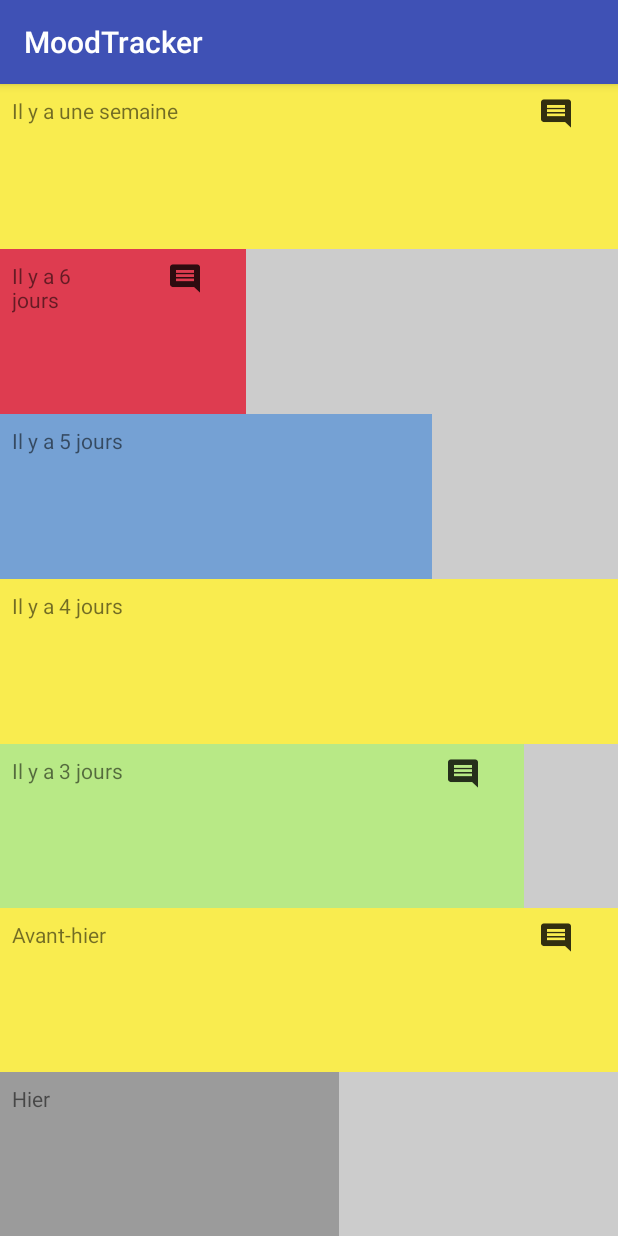
After one commit to ACVivant/MoodTracker, an Android app: the HistoryActivity screen opened directly, with no data from a screen before it, on a phone screen of 412 x 824 dp. The commit adds this screen. Run offline under Robolectric (Android 15) with nearby library versions, the phone set to English and light mode, and no system bars.

Commit message:
mise en place du layout activity_history pour l'affichage de l'historique

```diff
--- a/app/build.gradle
+++ b/app/build.gradle
@@ -21,6 +21,8 @@ android {
 dependencies {
     implementation fileTree(dir: 'libs', include: ['*.jar'])
     implementation 'com.android.support:appcompat-v7:28.0.0'
+    implementation 'com.android.support:design:28.0.0'
+    implementation 'com.android.support:support-v4:28.0.0'
     implementation 'com.android.support.constraint:constraint-layout:1.1.3'
     implementation 'com.android.support:support-v4:28.0.0'
     implementation 'com.github.castorflex.verticalviewpager:library:19.0.1'
--- a/app/src/main/AndroidManifest.xml
+++ b/app/src/main/AndroidManifest.xml
@@ -16,6 +16,7 @@
                 <category android:name="android.intent.category.LAUNCHER" />
             </intent-filter>
         </activity>
+        <activity android:name=".HistoryActivity"></activity>
     </application>
 
 </manifest>
--- /dev/null
+++ b/app/src/main/java/com/vivant/annecharlotte/moodtracker/HistoryActivity.java
@@ -0,0 +1,13 @@
+package com.vivant.annecharlotte.moodtracker;
+
+import android.support.v7.app.AppCompatActivity;
+import android.os.Bundle;
+
+public class HistoryActivity extends AppCompatActivity {
+
+    @Override
+    protected void onCreate(Bundle savedInstanceState) {
+        super.onCreate(savedInstanceState);
+        setContentView(R.layout.activity_history);
+    }
+}
--- a/app/src/main/java/com/vivant/annecharlotte/moodtracker/MainActivity.java
+++ b/app/src/main/java/com/vivant/annecharlotte/moodtracker/MainActivity.java
@@ -32,7 +32,7 @@ import java.util.Locale;
 
 import fr.castorflex.android.verticalviewpager.VerticalViewPager;
 
-public class MainActivity extends AppCompatActivity  {
+public class MainActivity extends AppCompatActivity implements SmileyFragment.OnButtonClickedListener  {
 
     private String NOTE_KEY;
     private String SMILEY_KEY;
@@ -48,6 +48,79 @@ public class MainActivity extends AppCompatActivity  {
         pager.setAdapter(new MyPagerAdapter(getSupportFragmentManager()));
         pager.setCurrentItem(3);
     }
+
+    @Override
+    public void onHistoryClicked() {
+    }
+
+    @Override
+    public void onPieClicked() {
+    }
+
+    @Override
+    public void onCommentClicked(int position) {
+        responseIndex = position;
+
+        View view;
+        AlertDialog.Builder builder = new AlertDialog.Builder(this);
+        view = getLayoutInflater().inflate(R.layout.fragment_my_dialog, null);
+        smileyText = view.findViewById(R.id.frg_my_dialog_note_text_input);
+        builder.setView(view);
+        builder.setPositiveButton(R.string.validate_alertbtn, new DialogInterface.OnClickListener() {
+            @Override
+            public void onClick(DialogInterface dialog, int which) {
+                createKeys();
+                saveToday(smileyText.getText().toString());
+            }
+        });
+
+        builder.setNeutralButton(R.string.dismiss_alertbtn, new DialogInterface.OnClickListener() {
+            @Override
+            public void onClick(DialogInterface dialog, int which) {
+                createKeys();
+                saveToday("");
+            }
+        });
+        builder.create().show();
+    }
+
+    // méthode de sauvegarde de l'humeur et du commentaire
+    public void saveToday(String text) {
+        SharedPreferences preferences = getSharedPreferences("smiley", MODE_PRIVATE);
+        SharedPreferences.Editor editor=preferences.edit();
+        if (text != null) {
+            editor.putString(NOTE_KEY , text);
+        } else {
+            editor.putString(NOTE_KEY, "");
+        }
+        editor.apply();
+        preferences.getString(NOTE_KEY, "défaut");
+
+        Log.d("Bibi", "texte enregistre: " + preferences.getString(NOTE_KEY, "défaut"));
+        Log.d("Bibi", "cle: " + NOTE_KEY);
+
+        editor.putInt(SMILEY_KEY, responseIndex);
+        editor.apply();
+    }
+
+    // récupération de la date du jour et conversion en String
+    public void createKeys() {
+        //---------------------------------------------
+        // à remettre en ligne en dehors des tests
+      /*  Date day = new Date();
+        SimpleDateFormat f = new SimpleDateFormat("yyyyMMdd");
+        String s = f.format(day);
+        NOTE_KEY = "NOTE_KEY_" + s;
+        SMILEY_KEY = "SMILEY_KEY_" + s;*/
+        //-----------------------------------------------
+
+        //--------------------------------------------
+        // pour le test
+        NOTE_KEY = "NOTE_KEY_20181118";
+        SMILEY_KEY = "SMILEY_KEY_20181118";
+        //--------------------------------------------
+    }
+
 
     //----------------------------------------------------------------------------------------------
     // Pour l'affichage des smileys au démarrage
--- /dev/null
+++ b/app/src/main/res/layout/activity_history.xml
@@ -0,0 +1,275 @@
+<?xml version="1.0" encoding="utf-8"?>
+
+<LinearLayout
+    xmlns:android="http://schemas.android.com/apk/res/android"
+    xmlns:tools="http://schemas.android.com/tools"
+    android:layout_width="match_parent"
+    android:layout_height="match_parent"
+    tools:context=".HistoryActivity"
+    android:orientation="vertical"
+    android:background="@color/light_grey">
+
+    <LinearLayout
+        android:id="@+id/activity_history_d7_linearlayout"
+        android:layout_width="match_parent"
+        android:layout_height="match_parent"
+        android:background="@color/banana_yellow"
+        android:layout_weight="1"
+        android:weightSum="1.0">
+
+        <TextView
+            android:id="@+id/activity_history_d7_textview"
+            android:layout_width="0dp"
+            android:layout_height="match_parent"
+            android:layout_weight="0.8"
+            android:text="@string/d7_btn"
+            android:gravity="left"
+            android:padding="8dp"
+            android:textSize="14sp"
+            android:textAllCaps="false"
+            />
+
+        <ImageButton
+            android:id="@+id/activity_history_d7_notebtn"
+            android:layout_width="0dp"
+            android:layout_height="wrap_content"
+            android:layout_weight="0.2"
+            android:src="@drawable/ic_comment_black_48px"
+            android:background="@android:color/transparent"
+            android:padding="10dp"
+            android:visibility="visible" />
+
+        <TextView
+            android:layout_width="0dp"
+            android:layout_height="match_parent"
+            android:layout_weight="0.8"
+            android:background="@color/light_grey"/>
+
+    </LinearLayout>
+
+    <LinearLayout
+        android:id="@+id/activity_history_d6_linearlayout"
+        android:layout_width="match_parent"
+        android:layout_height="match_parent"
+        android:background="@color/faded_red"
+        android:layout_weight="1"
+        android:weightSum="1.0">
+        <TextView
+            android:id="@+id/activity_history_d6_textview"
+            android:layout_width="0dp"
+            android:layout_height="match_parent"
+            android:layout_weight="0.2"
+            android:text="@string/d6_btn"
+            android:gravity="left"
+            android:padding="8dp"
+            android:textSize="14sp"
+            android:textAllCaps="false"
+            />
+
+        <ImageButton
+            android:id="@+id/activity_history_d6_notebtn"
+            android:layout_width="0dp"
+            android:layout_height="wrap_content"
+            android:layout_weight="0.2"
+            android:src="@drawable/ic_comment_black_48px"
+            android:background="@android:color/transparent"
+            android:padding="10dp"
+            android:visibility="visible"/>
+
+        <TextView
+            android:layout_width="0dp"
+            android:layout_height="match_parent"
+            android:layout_weight="0.8"
+            android:background="@color/light_grey"/>
+
+    </LinearLayout>
+
+    <LinearLayout
+        android:id="@+id/activity_history_d5_linearlayout"
+        android:layout_width="match_parent"
+        android:layout_height="match_parent"
+        android:background="@color/cornflower_blue_65"
+        android:layout_weight="1"
+        android:weightSum="1.0">
+        <TextView
+            android:id="@+id/activity_history_d5_textview"
+            android:layout_width="0dp"
+            android:layout_height="match_parent"
+            android:layout_weight="0.5"
+            android:text="@string/d5_btn"
+            android:gravity="left"
+            android:padding="8dp"
+            android:textSize="14sp"
+            android:textAllCaps="false"
+            />
+
+        <ImageButton
+            android:id="@+id/activity_history_d5_notebtn"
+            android:layout_width="0dp"
+            android:layout_height="wrap_content"
+            android:layout_weight="0.2"
+            android:src="@drawable/ic_comment_black_48px"
+            android:background="@android:color/transparent"
+            android:padding="10dp"
+            android:visibility="invisible" />
+
+        <TextView
+            android:layout_width="0dp"
+            android:layout_height="match_parent"
+            android:layout_weight="0.8"
+            android:background="@color/light_grey"/>
+
+    </LinearLayout>
+
+    <LinearLayout
+        android:id="@+id/activity_history_d4_linearlayout"
+        android:layout_width="match_parent"
+        android:layout_height="match_parent"
+        android:background="@color/banana_yellow"
+        android:layout_weight="1"
+        android:weightSum="1.0">
+
+        <TextView
+            android:id="@+id/activity_history_d4_textview"
+            android:layout_width="0dp"
+            android:layout_height="match_parent"
+            android:layout_weight="0.8"
+            android:text="@string/d4_btn"
+            android:gravity="left"
+            android:padding="8dp"
+            android:textSize="14sp"
+            android:textAllCaps="false"
+            />
+        <ImageButton
+            android:id="@+id/activity_history_d4_notebtn"
+            android:layout_width="0dp"
+            android:layout_height="wrap_content"
+            android:layout_weight="0.2"
+            android:src="@drawable/ic_comment_black_48px"
+            android:background="@android:color/transparent"
+            android:padding="10dp"
+            android:visibility="invisible"/>
+
+        <TextView
+            android:layout_width="0dp"
+            android:layout_height="match_parent"
+            android:layout_weight="0.8"
+            android:background="@color/light_grey"/>
+
+    </LinearLayout>
+
+    <LinearLayout
+        android:id="@+id/activity_history_d3_linearlayout"
+        android:layout_width="match_parent"
+        android:layout_height="match_parent"
+        android:background="@color/light_sage"
+        android:layout_weight="1"
+        android:weightSum="1.0">
+
+        <TextView
+            android:id="@+id/activity_history_d3_textview"
+            android:layout_width="0dp"
+            android:layout_height="match_parent"
+            android:layout_weight="0.65"
+            android:text="@string/d3_btn"
+            android:gravity="left"
+            android:padding="8dp"
+            android:textSize="14sp"
+            android:textAllCaps="false"
+            />
+
+        <ImageButton
+            android:id="@+id/activity_history_d3_notebtn"
+            android:layout_width="0dp"
+            android:layout_height="wrap_content"
+            android:layout_weight="0.2"
+            android:src="@drawable/ic_comment_black_48px"
+            android:background="@android:color/transparent"
+            android:padding="10dp"
+            android:visibility="visible" />
+
+        <TextView
+            android:layout_width="0dp"
+            android:layout_height="match_parent"
+            android:layout_weight="0.8"
+            android:background="@color/light_grey"/>
+
+    </LinearLayout>
+
+    <LinearLayout
+        android:id="@+id/activity_history_d2_linearlayout"
+        android:layout_width="match_parent"
+        android:layout_height="match_parent"
+        android:background="@color/banana_yellow"
+        android:layout_weight="1"
+        android:weightSum="1.0">
+
+        <TextView
+            android:id="@+id/activity_history_d2_textview"
+            android:layout_width="0dp"
+            android:layout_height="match_parent"
+            android:layout_weight="0.8"
+            android:text="@string/d2_btn"
+            android:gravity="left"
+            android:padding="8dp"
+            android:textSize="14sp"
+            android:textAllCaps="false"
+            />
+
+        <ImageButton
+            android:id="@+id/activity_history_d2_notebtn"
+            android:layout_width="0dp"
+            android:layout_height="wrap_content"
+            android:layout_weight="0.2"
+            android:src="@drawable/ic_comment_black_48px"
+            android:background="@android:color/transparent"
+            android:padding="10dp"
+            android:visibility="visible" />
+
+        <TextView
+            android:layout_width="0dp"
+            android:layout_height="match_parent"
+            android:layout_weight="0.8"
+            android:background="@color/light_grey"/>
+
+    </LinearLayout>
+
+    <LinearLayout
+        android:id="@+id/activity_history_d1_linearlayout"
+        android:layout_width="match_parent"
+        android:layout_height="match_parent"
+        android:background="@color/warm_grey"
+        android:layout_weight="1"
+        android:weightSum="1.0">
+
+        <TextView
+            android:id="@+id/activity_history_d1_textview"
+            android:layout_width="0dp"
+            android:layout_height="match_parent"
+            android:layout_weight="0.35"
+            android:text="@string/d1_btn"
+            android:gravity="left"
+            android:padding="8dp"
+            android:textSize="14sp"
+            android:textAllCaps="false"
+            />
+
+        <ImageButton
+            android:id="@+id/activity_history_d1_notebtn"
+            android:layout_width="0dp"
+            android:layout_height="wrap_content"
+            android:layout_weight="0.2"
+            android:src="@drawable/ic_comment_black_48px"
+            android:background="@android:color/transparent"
+            android:padding="10dp"
+            android:visibility="invisible" />
+
+        <TextView
+            android:layout_width="0dp"
+            android:layout_height="match_parent"
+            android:layout_weight="0.8"
+            android:background="@color/light_grey"/>
+
+    </LinearLayout>
+
+</LinearLayout>
--- a/app/src/main/res/values/strings.xml
+++ b/app/src/main/res/values/strings.xml
@@ -1,6 +1,16 @@
 <resources>
     <string name="app_name">MoodTracker</string>
 
-    <!-- TODO: Remove or change this placeholder text -->
-    <string name="hello_blank_fragment">Hello blank fragment</string>
+    <string name="dismiss_alertbtn">Annuler</string>
+    <string name="validate_alertbtn">Valider</string>
+    <string name="frg_commentary_hint">commentaire</string>
+
+    <string name="d7_btn">Il y a une semaine</string>
+    <string name="d6_btn">Il y a 6 jours</string>
+    <string name="d5_btn">Il y a 5 jours</string>
+    <string name="d4_btn">Il y a 4 jours</string>
+    <string name="d3_btn">Il y a 3 jours</string>
+    <string name="d2_btn">Avant-hier</string>
+    <string name="d1_btn">Hier</string>
+
 </resources>
```
